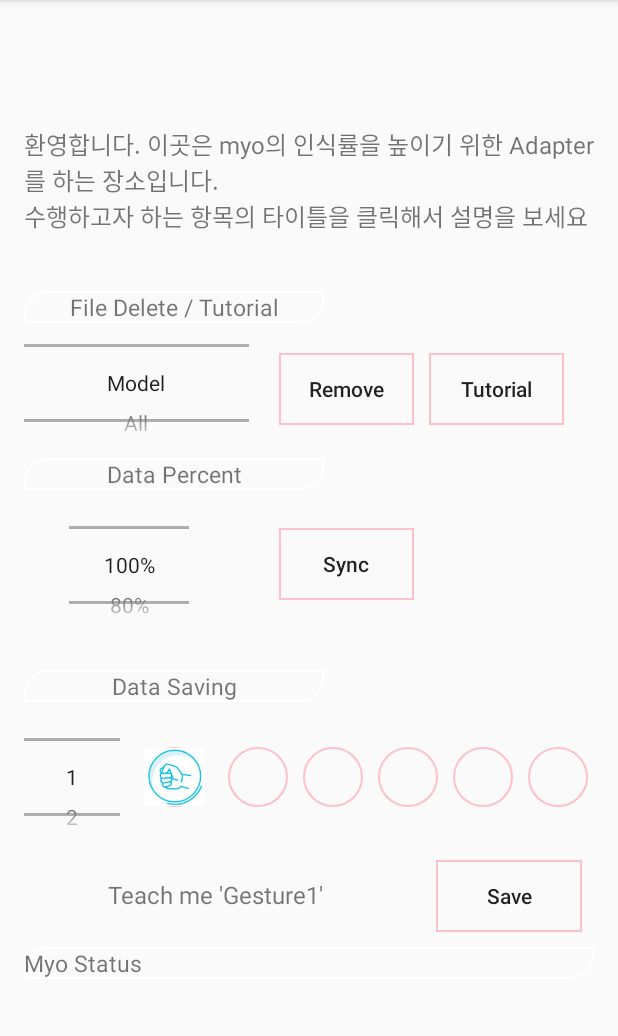
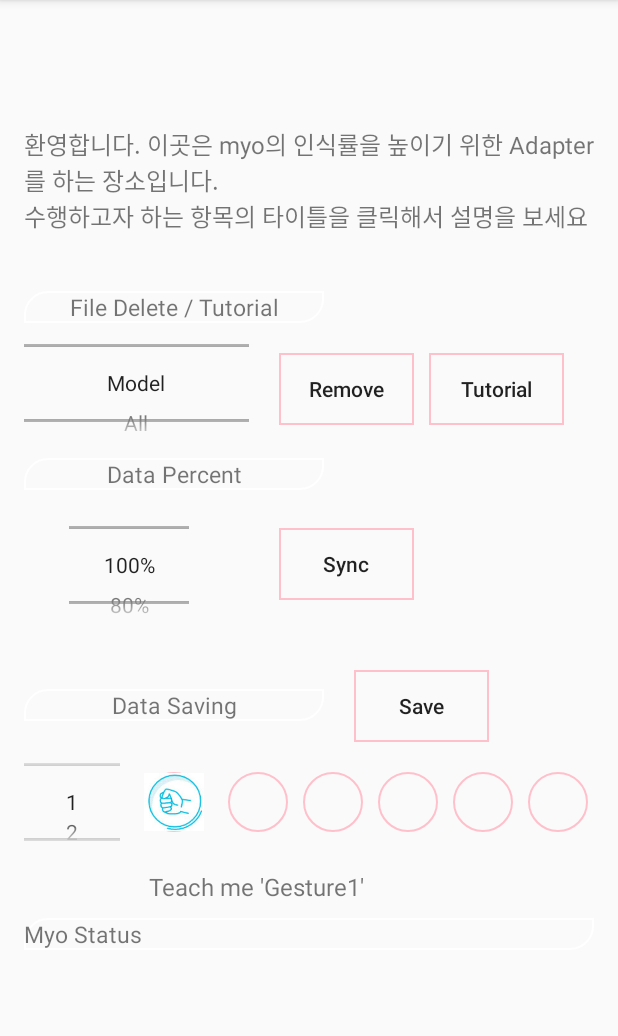
Before and after one commit to BlueBerryCheese/MyoLifeHacker2018, an Android app: the fragment TabFragment3 shown on its own in the app's theme, on a phone screen of 412 x 824 dp, the part 84-1120 px from its top. Run offline under Robolectric (Android 15) with nearby library versions, the phone set to English and light mode, and no system bars; our stand-ins replace EventBus; libraries missing offline, so code that uses them is left out: com.jjoe64.graphview, org.apache.commons; pictures from the network do not load.

Commit message:
Load txt_file Error fixed and fragment change

```diff
--- a/app/src/main/res/layout/fragment_tab_fragment3.xml
+++ b/app/src/main/res/layout/fragment_tab_fragment3.xml
@@ -139,6 +139,16 @@
                 android:textAlignment="center"
                 android:textSize="15dp" />
 
+            <Button
+                android:id="@+id/btn_Save"
+                android:layout_width="90dp"
+                android:layout_height="wrap_content"
+
+                android:background="@drawable/imgbtn_rect_state"
+                android:layout_marginLeft="20dp"
+                android:text="Save"
+                android:textAllCaps="false" />
+
 
         </LinearLayout>
 
@@ -154,7 +164,7 @@
             <NumberPicker
                 android:id="@+id/gestureNumberPicker"
                 android:layout_width="wrap_content"
-                android:layout_height="80dp">
+                android:layout_height="60dp">
 
             </NumberPicker>
             <ImageView
@@ -234,15 +244,7 @@
                 android:textSize="16dp" />
 
 
-            <Button
-                android:id="@+id/btn_Save"
-                android:layout_width="90dp"
-                android:layout_height="wrap_content"
-                android:layout_weight="1"
-                android:background="@drawable/imgbtn_rect_state"
-                android:layout_marginLeft="20dp"
-                android:text="Save"
-                android:textAllCaps="false" />
+
         </LinearLayout>
         <LinearLayout
             android:id="@+id/RawLinearLayout"
```
